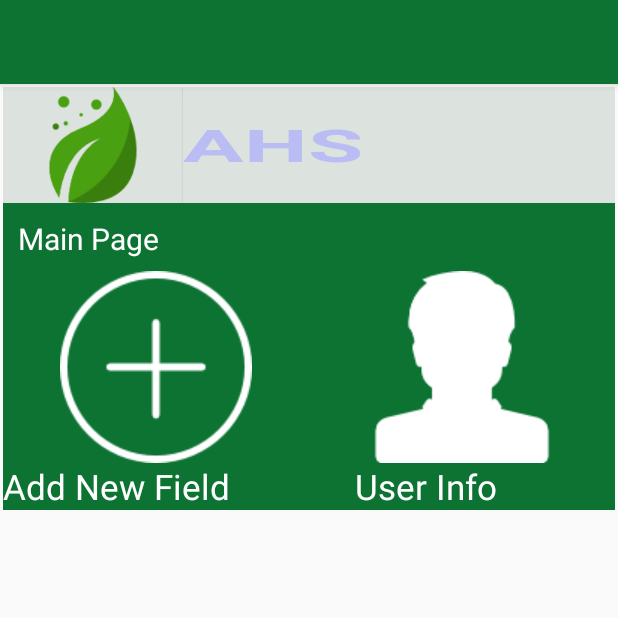
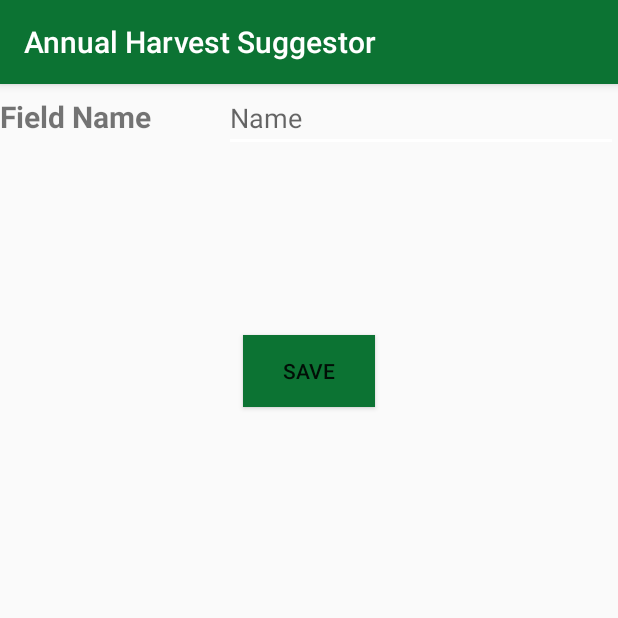
Before and after one commit to SAGARACH65/AHS3, an Android app: the screen it shows after launch (MainActivity before the commit, AddNewField after it), after a tap on an icon or button, on a phone screen of 412 x 824 dp, the top half of it. Run offline under Robolectric (Android 15) with nearby library versions, the phone set to English and light mode, and no system bars.

```diff
--- a/app/build.gradle
+++ b/app/build.gradle
@@ -25,5 +25,6 @@ dependencies {
         exclude group: 'com.android.support', module: 'support-annotations'
     })
     compile 'com.android.support:appcompat-v7:24.2.1'
+    compile 'com.android.support:design:24.2.1'
     testCompile 'junit:junit:4.12'
 }
--- a/app/src/main/AndroidManifest.xml
+++ b/app/src/main/AndroidManifest.xml
@@ -5,7 +5,7 @@
     <application
         android:allowBackup="true"
         android:icon="@drawable/crops"
-        android:label=""
+        android:label="@string/ahs"
         android:supportsRtl="true"
         android:theme="@style/AppTheme">
         <activity android:name=".MainActivity">
@@ -15,6 +15,7 @@
                 <category android:name="android.intent.category.LAUNCHER" />
             </intent-filter>
         </activity>
+        <activity android:name=".AddNewField"></activity>
     </application>
 
 </manifest>
--- /dev/null
+++ b/app/src/main/java/com/example/sagar/ahs/AddNewField.java
@@ -0,0 +1,16 @@
+package com.example.sagar.ahs;
+
+import android.support.v7.app.AppCompatActivity;
+import android.os.Bundle;
+import android.view.View;
+
+public class AddNewField extends AppCompatActivity {
+
+
+
+    @Override
+    protected void onCreate(Bundle savedInstanceState) {
+        super.onCreate(savedInstanceState);
+        setContentView(R.layout.activity_add_new_field);
+    }
+}
--- a/app/src/main/java/com/example/sagar/ahs/MainActivity.java
+++ b/app/src/main/java/com/example/sagar/ahs/MainActivity.java
@@ -1,20 +1,25 @@
 package com.example.sagar.ahs;
 
+import android.content.Intent;
 import android.support.v7.app.AppCompatActivity;
 import android.os.Bundle;
-
+import android.view.View;
+import android.widget.ImageButton;
 public class MainActivity extends AppCompatActivity{
 
+    public void addNewFields(View view) {
+
+        Intent callnew =new Intent(this,AddNewField.class);
+        startActivity(callnew);
+
+    }
     @Override
     protected void onCreate(Bundle savedInstanceState) {
         super.onCreate(savedInstanceState);
         setContentView(R.layout.activity_homescreen);
 
     }
-    public static void addNewUser()
-    {
 
-    }
     public static void showUserInfo()
     {
 
--- /dev/null
+++ b/app/src/main/res/layout/activity_add_new_field.xml
@@ -0,0 +1,43 @@
+<?xml version="1.0" encoding="utf-8"?>
+<RelativeLayout xmlns:android="http://schemas.android.com/apk/res/android"
+    android:orientation="vertical" android:layout_width="match_parent"
+    android:layout_height="match_parent">
+
+    <LinearLayout
+        android:layout_width="match_parent"
+        android:layout_height="wrap_content">
+        <TextView
+            android:text="@string/fieldname"
+            android:layout_width="wrap_content"
+            android:layout_height="wrap_content"
+            android:textSize="20dp"
+            android:id="@+id/textView"
+            android:layout_weight="1"
+            android:textStyle="bold"/>
+
+        <EditText
+            android:layout_width="wrap_content"
+            android:layout_height="wrap_content"
+            android:inputType="textPersonName"
+            android:hint="Name"
+            android:ems="10"
+            android:id="@+id/editText"
+            android:layout_weight="1"
+            android:text="@string/userfieldname"/>
+
+    </LinearLayout>
+
+    <Button
+        android:text="@string/save"
+        android:layout_width="wrap_content"
+        android:layout_height="wrap_content"
+        android:id="@+id/button"
+
+        android:background="@color/colorPrimary"
+        android:layout_gravity="center"
+        android:layout_marginTop="167dp"
+
+        android:layout_centerHorizontal="true"
+        android:onClick="savefield"/>
+
+</RelativeLayout>
--- a/app/src/main/res/layout/activity_homescreen.xml
+++ b/app/src/main/res/layout/activity_homescreen.xml
@@ -71,7 +71,7 @@
             android:layout_weight="1"
             android:background="@color/colorPrimary"
             android:tint="#ffff"
-            android:onClick="addNewUser"/>
+            android:onClick="addNewFields"/>
 
         <ImageButton
             android:layout_width="match_parent"
--- a/app/src/main/res/values/dimens.xml
+++ b/app/src/main/res/values/dimens.xml
@@ -2,4 +2,5 @@
     <!-- Default screen margins, per the Android Design guidelines. -->
     <dimen name="activity_horizontal_margin">2dp</dimen>
     <dimen name="activity_vertical_margin">2dp</dimen>
+    <dimen name="fab_margin">16dp</dimen>
 </resources>
--- a/app/src/main/res/values/strings.xml
+++ b/app/src/main/res/values/strings.xml
@@ -1,4 +1,5 @@
 <resources>
+    <string name="ahs">Annual Harvest Suggestor</string>
     <string name="app_name">AHS</string>
     <string name="main_page">Main Page</string>
     <string name="button_info_field">Add New Field</string>
@@ -6,4 +7,5 @@
     <string name="fieldname">Field Name</string>
     <string name="userfieldname"></string>
     <string name="save">SAVE</string>
+    <string name="title_activity_add_new_field">AddNewField</string>
 </resources>
```
Also changed, not shown: app/src/main/res/layout/add_new_field.xml (deleted, +0 -42 lines), app/src/main/res/values-v21/styles.xml (added, +9 -0 lines), app/src/main/res/values/styles.xml (+9 -0 lines).
